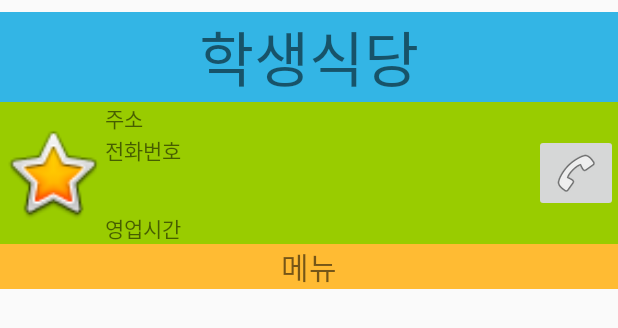
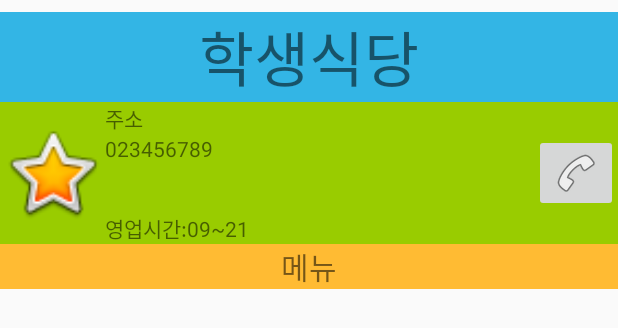
Before and after one commit to kjungs/MyApplication3, an Android app: the layout activity_main.xml on its own in the app's theme, with its tools: preview values and no code run, on a phone screen of 412 x 824 dp. Shown: the top 328 px of the screen. Run offline under Robolectric (Android 15) with nearby library versions, the phone set to English and light mode, and no system bars.

Commit message:
String 소스

```diff
--- a/MyApplication2-master/app/src/main/res/layout/activity_main.xml
+++ b/MyApplication2-master/app/src/main/res/layout/activity_main.xml
@@ -15,7 +15,8 @@
         android:background="@android:color/holo_blue_light"
         android:gravity="center"
         android:text="학생식당"
-        android:textSize="40sp" />
+        android:textSize="40sp"
+        />
 
     <LinearLayout
         android:layout_width="match_parent"
@@ -38,7 +39,7 @@
                 android:id="@+id/Address"
                 android:layout_width="match_parent"
                 android:layout_height="wrap_content"
-                android:text="주소" />
+                android:text="@string/sample1"/>
 
             <LinearLayout
                 android:layout_width="match_parent"
@@ -50,7 +51,9 @@
                     android:layout_width="match_parent"
                     android:layout_height="wrap_content"
                     android:layout_weight="1"
-                    android:text="전화번호" />
+                    android:text="@string/sample2">
+
+                </TextView>
 
                 <ImageButton
                     android:id="@+id/CallButton"
@@ -65,7 +68,7 @@
                 android:id="@+id/Time"
                 android:layout_width="match_parent"
                 android:layout_height="wrap_content"
-                android:text="영업시간" />
+                android:text="@string/sample3" />
 
         </LinearLayout>
 
--- a/MyApplication2-master/app/src/main/res/layout/item.xml
+++ b/MyApplication2-master/app/src/main/res/layout/item.xml
@@ -31,7 +31,7 @@
                 android:layout_height="wrap_content"
                 android:text="냉면"
                 android:textSize="30sp"
-                android:textColor ="@android:color/holo_blue_dark"/>
+                android:textColor ="@android:color/holo_blue_dark" />
 
             <TextView
                 android:id="@+id/textItem2"
--- a/MyApplication2-master/app/src/main/res/values/strings.xml
+++ b/MyApplication2-master/app/src/main/res/values/strings.xml
@@ -1,3 +1,8 @@
 <resources>
     <string name="app_name">My Application</string>
+
+    <string name="sample1">주소</string>
+    <string name="sample2">023456789</string>
+    <string name="sample3">영업시간:09~21</string>
+
 </resources>
```
Also changed, not shown: MyApplication2-master/app/src/main/java/com/example/myapplication/MainActivity.java (+16 -0 lines).
